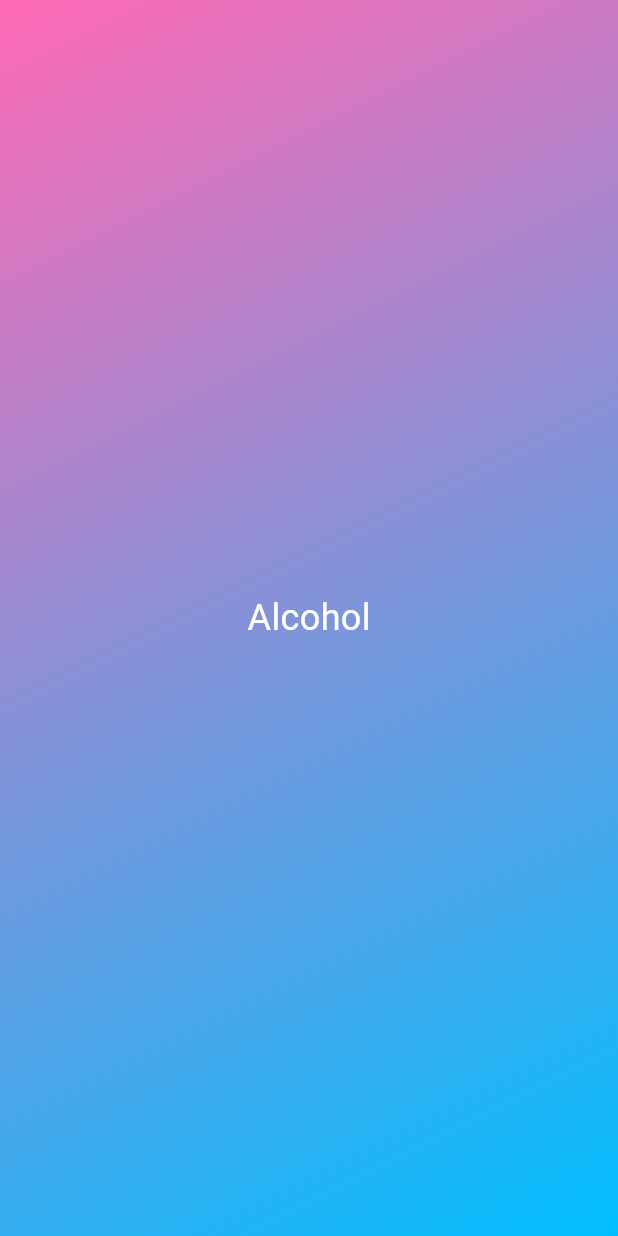
After one commit to Refayatul/eureka, a Flutter app: the screen it shows after launch, on a phone screen of 412 x 824 dp. The commit adds this screen. Run offline on Flutter 3.47's test engine with Material 3 defaults, Android fonts, the phone set to English and light mode, and no system bars.

Commit message:
added some modification

```diff
--- /dev/null
+++ b/lib/gradient_container.dart
@@ -0,0 +1,30 @@
+import 'package:flutter/material.dart';
+
+class GradientContainer extends StatelessWidget {
+  const GradientContainer({super.key});
+
+  @override
+  Widget build(BuildContext context) {
+    return Container(
+      decoration: const BoxDecoration(
+        gradient: LinearGradient(
+          colors: [
+            Color.fromARGB(255, 255, 105, 180),
+            Color.fromARGB(255, 0, 191, 255),
+          ],
+          begin: Alignment.topLeft,
+          end: Alignment.bottomRight,
+        ),
+      ),
+      child: const Center(
+        child: Text(
+          'Alcohol',
+          style: TextStyle(
+            fontSize: 24,
+            color: Colors.white,
+          ),
+        ),
+      ),
+    );
+  }
+}
```
Also changed, not shown: lib/main.dart (+3 -22 lines).
